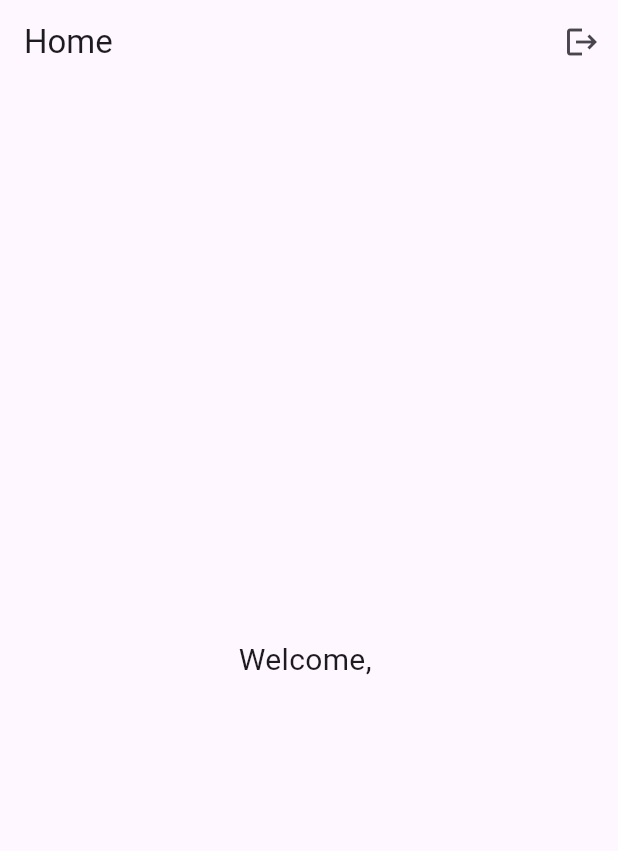
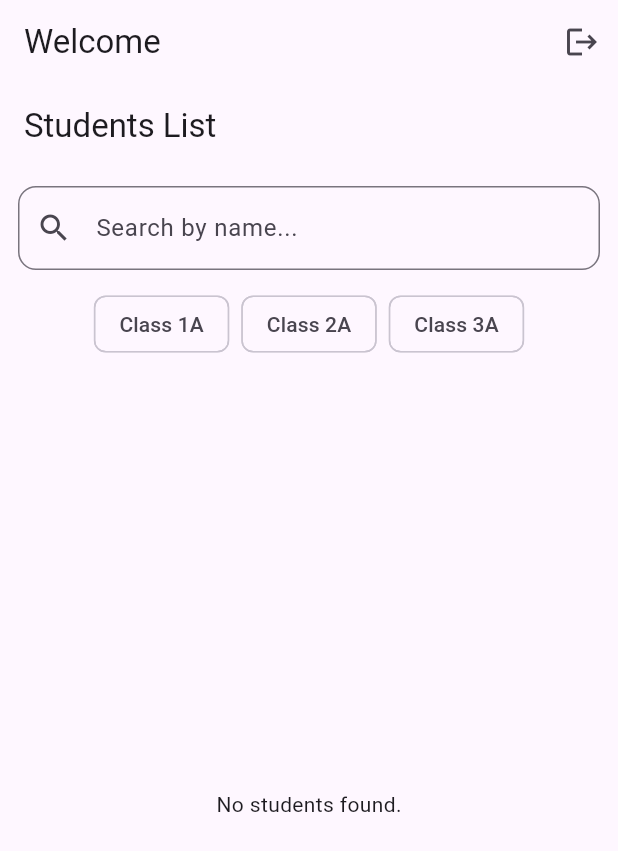
Before and after one commit to NumerousCats/flutt, a Flutter app: the HomePage screen opened directly, on a phone screen of 412 x 824 dp. Shown: the top 851 px of the screen. Run offline on Flutter 3.47's test engine with Material 3 defaults, Android fonts, the phone set to English and light mode, and no system bars; our stand-ins replace cloud_firestore, firebase_auth, firebase_core; accounts and stored records are empty.

Commit message:
sprint 2 structure

```diff
--- a/lib/home_page.dart
+++ b/lib/pages/home_page.dart
@@ -1,6 +1,6 @@
+import 'package:fac/pages/students_list_page.dart';
 import 'package:flutter/material.dart';
 import 'package:firebase_auth/firebase_auth.dart';
-import 'login_page.dart';
 
 class HomePage extends StatelessWidget {
   const HomePage({super.key});
@@ -11,28 +11,21 @@ class HomePage extends StatelessWidget {
 
     return Scaffold(
       appBar: AppBar(
-        title: const Text('Home'),
+        title: Text('Welcome ${user?.email ?? "User"}'),
         actions: [
           IconButton(
             onPressed: () async {
               await FirebaseAuth.instance.signOut();
               if (context.mounted) {
-                Navigator.pushReplacement(
-                  context,
-                  MaterialPageRoute(builder: (_) => const LoginPage()),
-                );
+                Navigator.pushReplacementNamed(context, '/login');
               }
             },
             icon: const Icon(Icons.logout),
           ),
         ],
       ),
-      body: Center(
-        child: Text(
-          'Welcome, ${user?.email ?? "User"}',
-          style: const TextStyle(fontSize: 20),
-        ),
-      ),
+
+      body: const StudentsListPage(),
     );
   }
 }
--- a/lib/login_page.dart
+++ b/lib/pages/login_page.dart
@@ -19,7 +19,6 @@ class _LoginPageState extends State<LoginPage> {
   Future<void> handleAuth() async {
     try {
       if (!isLogin && passwordController.text != confirmPasswordController.text) {
-        // Check if passwords match when registering
         showDialog(
           context: context,
           builder: (_) => AlertDialog(
--- /dev/null
+++ b/lib/pages/students_list_page.dart
@@ -0,0 +1,148 @@
+import 'package:flutter/material.dart';
+import 'package:cloud_firestore/cloud_firestore.dart';
+import '../widgets/student_card.dart';
+import '../widgets/debouncer.dart';
+import 'student_profile_page.dart';
+
+class StudentsListPage extends StatefulWidget {
+  const StudentsListPage({super.key});
+
+  @override
+  State<StudentsListPage> createState() => _StudentsListPageState();
+}
+
+class _StudentsListPageState extends State<StudentsListPage> {
+  final TextEditingController searchController = TextEditingController();
+  final Debouncer debouncer = Debouncer(milliseconds: 400);
+
+  String query = '';
+  String classFilter = '';
+
+  @override
+  Widget build(BuildContext context) {
+    return Scaffold(
+      appBar: AppBar(
+        title: const Text("Students List"),
+      ),
+      body: Column(
+        children: [
+          _buildSearchBar(),
+          _buildFilterChips(),
+
+          Expanded(
+            child: RefreshIndicator(
+              onRefresh: () async => setState(() {}),
+              child: StreamBuilder<QuerySnapshot>(
+                stream: FirebaseFirestore.instance
+                    .collection("students")
+                    .orderBy("name")
+                    .snapshots(),
+                builder: (context, snapshot) {
+                  if (snapshot.hasError) {
+                    return const Center(child: Text("Error loading students."));
+                  }
+
+                  if (!snapshot.hasData) {
+                    return const Center(child: CircularProgressIndicator());
+                  }
+
+                  final docs = snapshot.data!.docs;
+
+                  final filtered = docs.where((doc) {
+                    final fullName =
+                    "${doc['name']} ${doc['lastName']}".toLowerCase();
+
+                    final matchesQuery =
+                    fullName.contains(query.toLowerCase());
+
+                    final matchesClass =
+                        classFilter.isEmpty || doc["class"] == classFilter;
+
+                    return matchesQuery && matchesClass;
+                  }).toList();
+
+                  if (filtered.isEmpty) {
+                    return const Center(child: Text("No students found."));
+                  }
+
+                  return ListView.builder(
+                    itemCount: filtered.length,
+                    itemBuilder: (context, i) {
+                      final s = filtered[i];
+                      return StudentCard(
+                        name: s['name'],
+                        lastName: s['lastName'],
+                        studentClass: s['class'],
+                        email: s['email'],
+                        onTap: () {
+                          Navigator.push(
+                            context,
+                            MaterialPageRoute(
+                              builder: (_) => StudentProfilePage(
+                                studentId: s.id,
+                                name: s['name'],
+                                lastName: s['lastName'],
+                              ),
+                            ),
+                          );
+                        },
+                      );
+                    },
+                  );
+                },
+              ),
+            ),
+          ),
+        ],
+      ),
+    );
+  }
+
+  Widget _buildSearchBar() {
+    return Padding(
+      padding: const EdgeInsets.all(12),
+      child: TextField(
+        controller: searchController,
+        onChanged: (value) {
+          debouncer.run(() {
+            setState(() => query = value);
+          });
+        },
+        decoration: InputDecoration(
+          prefixIcon: const Icon(Icons.search),
+          hintText: "Search by name...",
+          border: OutlineInputBorder(borderRadius: BorderRadius.circular(12)),
+        ),
+      ),
+    );
+  }
+
+  Widget _buildFilterChips() {
+    return Padding(
+      padding: const EdgeInsets.only(left: 12, right: 12, bottom: 8),
+      child: Wrap(
+        spacing: 8,
+        children: [
+          FilterChip(
+            label: const Text("Class 1A"),
+            selected: classFilter == "1A",
+            onSelected: (_) =>
+                setState(() => classFilter = classFilter == "1A" ? "" : "1A"),
+          ),
+          FilterChip(
+            label: const Text("Class 2A"),
+            selected: classFilter == "2A",
+            onSelected: (_) =>
+                setState(() => classFilter = classFilter == "2A" ? "" : "2A"),
+          ),
+          FilterChip(
+            label: const Text("Class 3A"),
+            selected: classFilter == "3A",
+            onSelected: (_) =>
+                setState(() => classFilter = classFilter == "3A" ? "" : "3A"),
+          ),
+        ],
+      ),
+    );
+  }
+}
--- /dev/null
+++ b/lib/widgets/debouncer.dart
@@ -0,0 +1,14 @@
+import 'dart:async';
+import 'package:flutter/foundation.dart';
+
+class Debouncer {
+  final int milliseconds;
+  Timer? _timer;
+
+  Debouncer({this.milliseconds = 400});
+
+  run(VoidCallback action) {
+    _timer?.cancel();
+    _timer = Timer(Duration(milliseconds: milliseconds), action);
+  }
+}
```
Also changed, not shown: lib/main.dart (+8 -3 lines), lib/pages/student_profile_page.dart (added, +112 -0 lines), lib/widgets/student_card.dart (added, +32 -0 lines).
